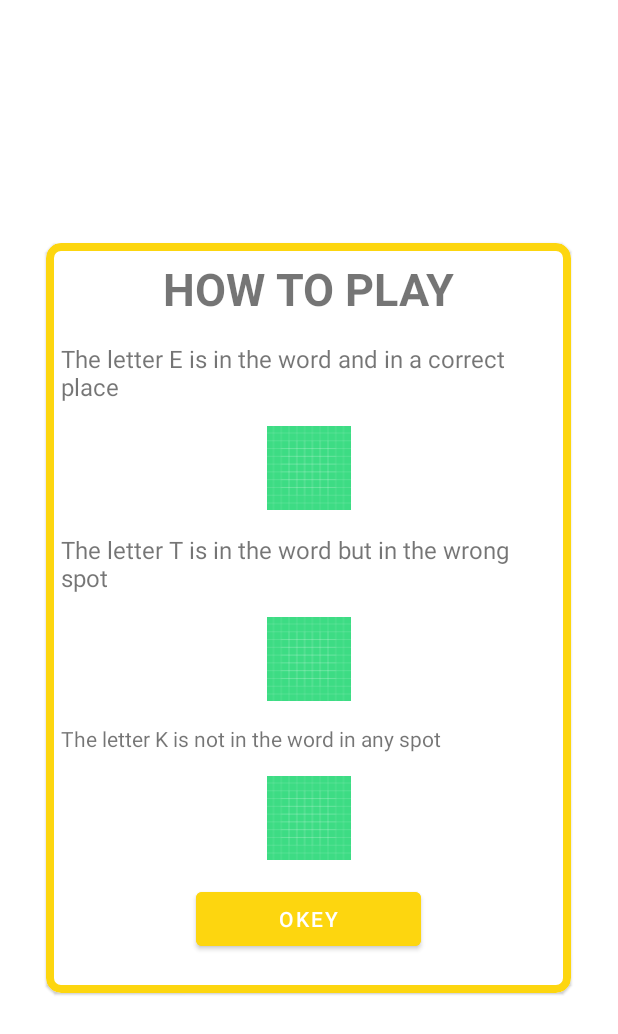
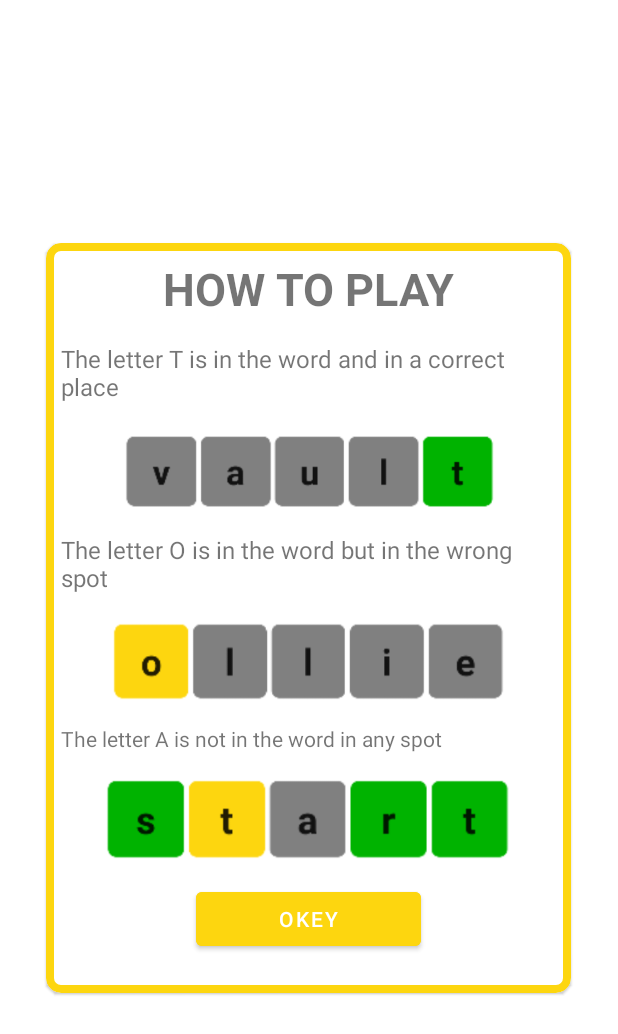
Before and after one commit to nisonya/Luck, an Android app: the layout rules.xml on its own in the app's theme, with its tools: preview values and no code run, on a phone screen of 412 x 824 dp. Shown: the top 1034 px of the screen. Run offline under Robolectric (Android 15) with nearby library versions, the light colour scheme and no system bars.

Commit message:
added rules

```diff
--- /dev/null
+++ b/app/src/main/res/drawable/bg_green.xml
@@ -0,0 +1,6 @@
+<?xml version="1.0" encoding="utf-8"?>
+<shape xmlns:android="http://schemas.android.com/apk/res/android">
+    <solid android:color="@color/green"/>
+    <corners android:radius="6dp" />
+
+</shape>
--- /dev/null
+++ b/app/src/main/res/drawable/bg_grey.xml
@@ -0,0 +1,6 @@
+<?xml version="1.0" encoding="utf-8"?>
+<shape xmlns:android="http://schemas.android.com/apk/res/android">
+    <solid android:color="@color/grey"/>
+    <corners android:radius="6dp" />
+
+</shape>
--- /dev/null
+++ b/app/src/main/res/drawable/bg_yellow.xml
@@ -0,0 +1,5 @@
+<?xml version="1.0" encoding="utf-8"?>
+<shape xmlns:android="http://schemas.android.com/apk/res/android">
+    <solid android:color="@color/yellow"/>
+    <corners android:radius="6dp" />
+</shape>
--- a/app/src/main/res/layout/rules.xml
+++ b/app/src/main/res/layout/rules.xml
@@ -37,13 +37,13 @@
             android:textSize="16dp"
             android:layout_width="match_parent"
             android:layout_height="wrap_content"
-            android:text="The letter E is in the word and in a correct place" />
+            android:text="The letter T is in the word and in a correct place" />
 
         <ImageView
             android:id="@+id/imageView4"
             android:layout_width="match_parent"
             android:layout_height="56dp"
-            app:srcCompat="@drawable/ic_launcher_background" />
+            app:srcCompat="@drawable/photo1" />
 
         <TextView
             android:id="@+id/textView3"
@@ -52,13 +52,13 @@
             android:textSize="16dp"
             android:layout_width="match_parent"
             android:layout_height="wrap_content"
-            android:text="The letter T is in the word but in the wrong spot" />
+            android:text="The letter O is in the word but in the wrong spot" />
 
         <ImageView
             android:id="@+id/imageView5"
             android:layout_width="match_parent"
             android:layout_height="56dp"
-            app:srcCompat="@drawable/ic_launcher_background" />
+            app:srcCompat="@drawable/photo2" />
 
         <TextView
             android:id="@+id/textView4"
@@ -66,14 +66,14 @@
             android:layout_marginBottom="15dp"
             android:layout_width="match_parent"
             android:layout_height="wrap_content"
-            android:text="The letter K is not in the word in any spot" />
+            android:text="The letter A is not in the word in any spot" />
 
         <ImageView
             android:id="@+id/imageView6"
             android:textSize="16dp"
             android:layout_width="match_parent"
             android:layout_height="56dp"
-            app:srcCompat="@drawable/ic_launcher_background" />
+            app:srcCompat="@drawable/photo3" />
 
         <Button
             android:id="@+id/okey_btn"
--- a/app/src/main/res/values/colors.xml
+++ b/app/src/main/res/values/colors.xml
@@ -9,4 +9,5 @@
     <color name="white">#FFFFFFFF</color>
     <color name="yellow">#FFfdd60f</color>
     <color name="grey">#808080</color>
+    <color name="green">#00b300</color>
 </resources>
```
Also changed, not shown: app/src/main/java/luck/luckbet/game/MainActivity2.java (+98 -2 lines), app/src/main/res/drawable-v24/photo1.PNG (added), app/src/main/res/drawable-v24/photo2.PNG (added), app/src/main/res/drawable-v24/photo3.PNG (added).
